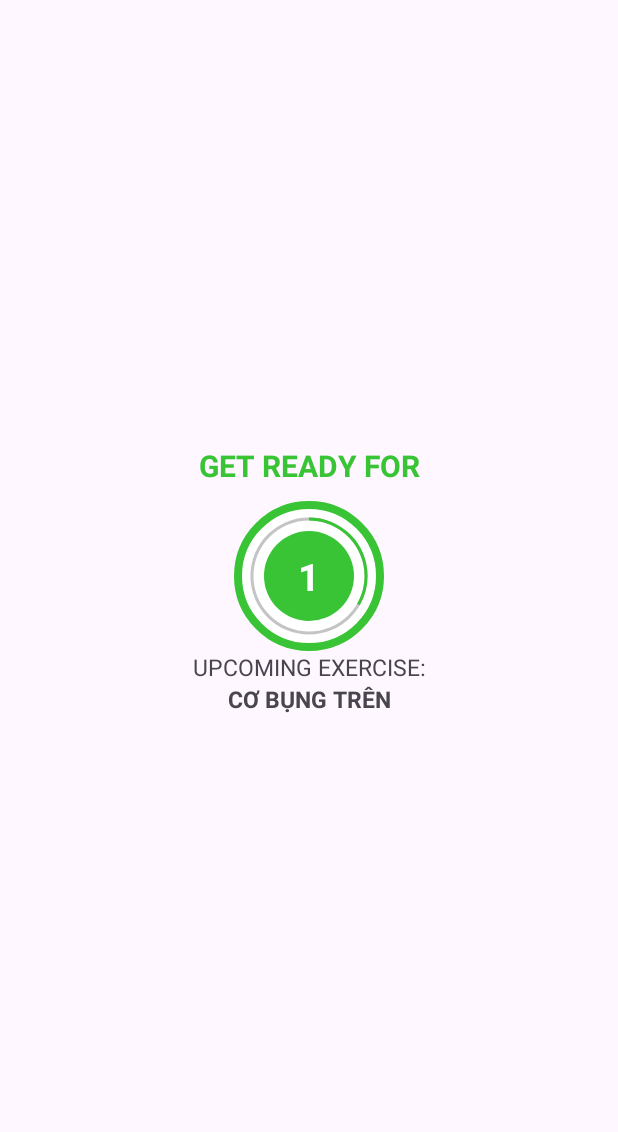
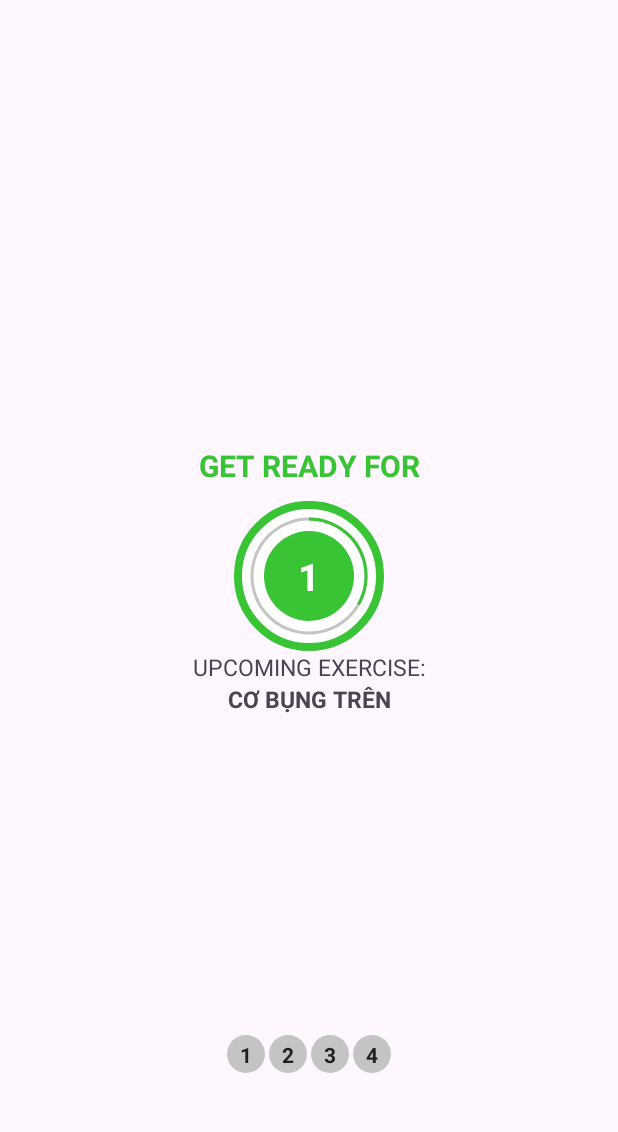
Before and after one commit to HA1211/7MinutesWorkout, an Android app: the ExerciseActivity screen opened directly, with no data from a screen before it, on a phone screen of 412 x 824 dp, the part 84-1216 px from its top. Run offline under Robolectric (Android 15) with nearby library versions, the phone set to English and light mode, and no system bars.

Commit message:
recyclerView

```diff
--- a/app/src/main/java/com/nqh/a7minutesworkout/ExerciseActivity.kt
+++ b/app/src/main/java/com/nqh/a7minutesworkout/ExerciseActivity.kt
@@ -29,6 +29,8 @@ class ExerciseActivity : AppCompatActivity(), TextToSpeech.OnInitListener {
     private lateinit var exerciseList: ArrayList<ExerciseModel>
     private var currentExercisePosition = -1
 
+    private lateinit var exerciseAdapter: ExerciseAdapter
+
 
     override fun onCreate(savedInstanceState: Bundle?) {
         super.onCreate(savedInstanceState)
@@ -58,8 +60,15 @@ class ExerciseActivity : AppCompatActivity(), TextToSpeech.OnInitListener {
         setupRestView()
 
 
+        setupExerciseStatusRecyclerView()
+
     }
 
+
+    private fun setupExerciseStatusRecyclerView(){
+        exerciseAdapter = ExerciseAdapter(exerciseList)
+        binding.rvExerciseStatus.adapter = exerciseAdapter
+    }
 
     private fun setupRestView() {
 
--- a/app/src/main/java/com/nqh/a7minutesworkout/ExerciseAdapter.kt
+++ b/app/src/main/java/com/nqh/a7minutesworkout/ExerciseAdapter.kt
@@ -20,6 +20,8 @@ class ExerciseAdapter(val items: ArrayList<ExerciseModel>): RecyclerView.Adapter
     }
 
     override fun onBindViewHolder(holder: ViewHolder, position: Int) {
+
+        //gán ID cho tvItem
         val model: ExerciseModel = items[position]
         holder.tvItem.text = model.getId().toString()
     }
--- a/app/src/main/res/layout/activity_exercise.xml
+++ b/app/src/main/res/layout/activity_exercise.xml
@@ -22,7 +22,6 @@
         android:layout_height="400dp"
         android:visibility="invisible"
         app:layout_constraintEnd_toEndOf="parent"
-        app:layout_constraintHorizontal_bias="0.0"
         app:layout_constraintStart_toStartOf="parent"
         app:layout_constraintTop_toBottomOf="@+id/toolbarExercise" />
 
@@ -163,10 +162,15 @@
 
     <androidx.recyclerview.widget.RecyclerView
         android:id="@+id/rvExerciseStatus"
-        android:layout_width="match_parent"
+        android:layout_width="wrap_content"
         android:layout_height="wrap_content"
+        android:orientation="horizontal"
+        app:layoutManager="androidx.recyclerview.widget.LinearLayoutManager"
         app:layout_constraintTop_toBottomOf="@id/flExercise"
         app:layout_constraintBottom_toBottomOf="parent"
+        tools:listitem="@layout/item_exercise_status"
+        app:layout_constraintStart_toStartOf="parent"
+        app:layout_constraintEnd_toEndOf="parent"
         android:layout_margin="5dp" />
     <!--END-->
 
```
